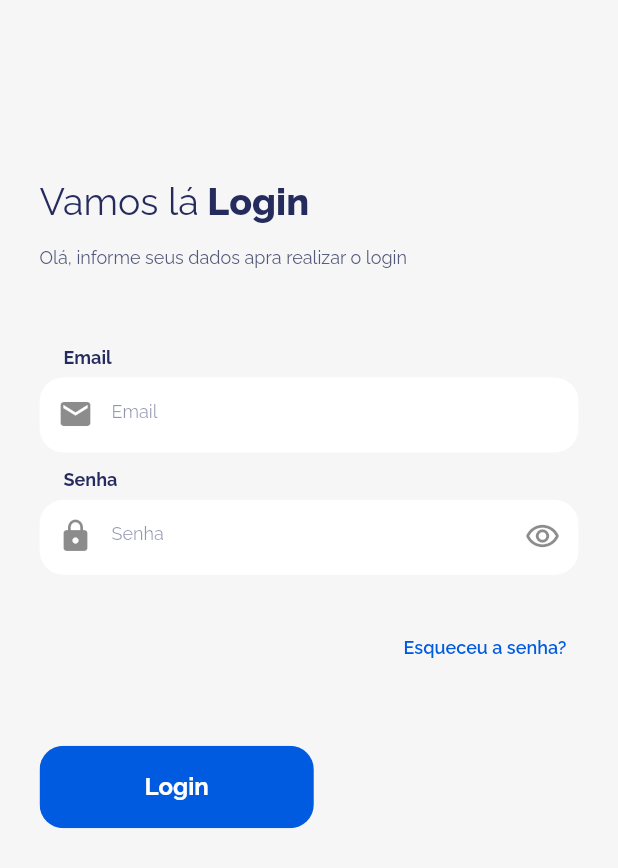
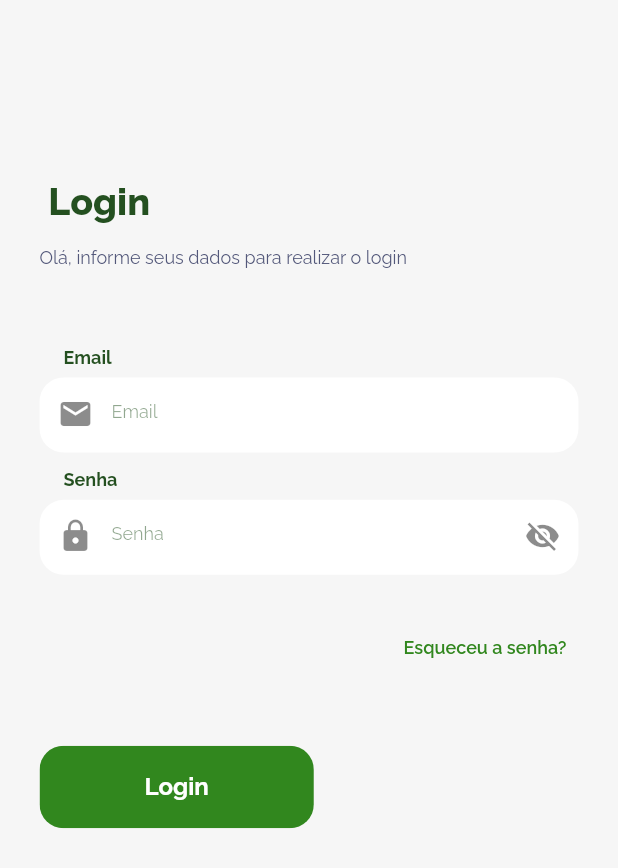
Before and after one commit to ffsantos17/login_responsivo, a Flutter app: the screen it shows after launch, on a phone screen of 412 x 824 dp. Shown: the top 868 px of the screen. Run offline on Flutter 3.47's test engine with Material 2 defaults, Android fonts, the light colour scheme and no system bars; our stand-ins replace google_fonts.

Commit message:
Updates 20220926

```diff
--- a/lib/app_colors.dart
+++ b/lib/app_colors.dart
@@ -2,8 +2,8 @@ import 'package:flutter/material.dart';
 
 class AppColors {
   static const Color backColor = Color(0xffF6F6F6);
-  static const Color mainBlueColor = Color(0xff005BE0);
-  static const Color blueDarkColor = Color(0xff252B5C);
+  static const Color mainGreenColor = Color(0xff31871e);
+  static const Color greenDarkColor = Color(0xff245020);
   static const Color textColor = Color(0xff53587A);
   static const Color greyColor = Color(0xffAAAAAA);
   static const Color whiteColor = Color(0xffFFFFFF);
--- a/lib/login.dart
+++ b/lib/login.dart
@@ -12,10 +12,12 @@ class TelaLogin extends StatefulWidget {
 }
 
 class _TelaLoginState extends State<TelaLogin> {
+  bool ocultaSenha = true;
   @override
   Widget build(BuildContext context) {
     double altura = MediaQuery.of(context).size.height;
     double largura = MediaQuery.of(context).size.width;
+
 
     return Scaffold(
       backgroundColor: AppColors.backColor,
@@ -30,9 +32,9 @@ class _TelaLoginState extends State<TelaLogin> {
             WidgetResponsivo.isTelaPequena(context) ? SizedBox(): Expanded(
               child: Container(
                 height: altura,
-                color: AppColors.mainBlueColor,
+                color: AppColors.mainGreenColor,
                 child: Center(
-                  child: Text('Pagina Login Responsivo',
+                  child: Text('Página Login Responsivo',
                     style: ralewayStyle.copyWith(
                       fontSize: 48.0,
                       color: AppColors.whiteColor,
@@ -54,25 +56,25 @@ class _TelaLoginState extends State<TelaLogin> {
                     SizedBox(height: altura * 0.145),
                     RichText(text: TextSpan(
                         children: [
-                          TextSpan(
+                          /*TextSpan(
                             text: 'Vamos lá',
                             style: ralewayStyle.copyWith(
                               fontSize: 25.0,
-                              color: AppColors.blueDarkColor,
+                              color: AppColors.greenDarkColor,
                               fontWeight: FontWeight.normal,
                             )
-                          ),
+                          ),*/
                           TextSpan(
                             text: ' Login',
                             style: ralewayStyle.copyWith(
                               fontWeight: FontWeight.w800,
-                              color: AppColors.blueDarkColor,
+                              color: AppColors.greenDarkColor,
                               fontSize: 25.0,
                             )
                           )
                     ])),
                     SizedBox(height: altura * 0.02),
-                    Text('Olá, informe seus dados apra realizar o login',
+                    Text('Olá, informe seus dados para realizar o login',
                     style: ralewayStyle.copyWith(
                       fontSize: 12.0,
                       fontWeight: FontWeight.w400,
@@ -85,7 +87,7 @@ class _TelaLoginState extends State<TelaLogin> {
                       child: Text('Email',
                       style: ralewayStyle.copyWith(
                         fontSize: 12.0,
-                        color: AppColors.blueDarkColor,
+                        color: AppColors.greenDarkColor,
                         fontWeight: FontWeight.w700
                       ),),
                     ),
@@ -101,20 +103,17 @@ class _TelaLoginState extends State<TelaLogin> {
 
                         style: ralewayStyle.copyWith(
                           fontWeight: FontWeight.w400,
-                          color: AppColors.blueDarkColor,
+                          color: AppColors.greenDarkColor,
                           fontSize: 12.0,
                         ),
                         decoration: InputDecoration(
                           border: InputBorder.none,
-                          prefixIcon: IconButton(
-                            onPressed: (){},
-                            icon: Icon(Icons.email),
-                          ),
+                          prefixIcon: Icon(Icons.email),
                           contentPadding: const EdgeInsets.only(top: 16.0),
                           hintText: 'Email',
                           hintStyle: ralewayStyle.copyWith(
                             fontWeight: FontWeight.w400,
-                            color: AppColors.blueDarkColor.withOpacity(0.5),
+                            color: AppColors.greenDarkColor.withOpacity(0.5),
                             fontSize: 12.0,
                           )
                         ),
@@ -127,7 +126,7 @@ class _TelaLoginState extends State<TelaLogin> {
                       child: Text('Senha',
                         style: ralewayStyle.copyWith(
                             fontSize: 12.0,
-                            color: AppColors.blueDarkColor,
+                            color: AppColors.greenDarkColor,
                             fontWeight: FontWeight.w700
                         ),),
                     ),
@@ -143,25 +142,26 @@ class _TelaLoginState extends State<TelaLogin> {
 
                         style: ralewayStyle.copyWith(
                           fontWeight: FontWeight.w400,
-                          color: AppColors.blueDarkColor,
+                          color: AppColors.greenDarkColor,
                           fontSize: 12.0,
                         ),
-                        obscureText: true,
+                        obscureText: ocultaSenha,
                         decoration: InputDecoration(
                             border: InputBorder.none,
                             suffixIcon: IconButton(
-                              onPressed: (){},
-                              icon: Icon(Icons.remove_red_eye_outlined),
+                              onPressed: (){
+                                setState(() {
+                                  ocultaSenha = !ocultaSenha;
+                                });
+                              },
+                              icon: Icon( ocultaSenha == true ? Icons.visibility_off : Icons.visibility),
                             ),
-                            prefixIcon: IconButton(
-                              onPressed: (){},
-                              icon: Icon(Icons.lock),
-                            ),
+                            prefixIcon: Icon(Icons.lock),
                             contentPadding: const EdgeInsets.only(top: 16.0),
                             hintText: 'Senha',
                             hintStyle: ralewayStyle.copyWith(
                               fontWeight: FontWeight.w400,
-                              color: AppColors.blueDarkColor.withOpacity(0.5),
+                              color: AppColors.greenDarkColor.withOpacity(0.5),
                               fontSize: 12.0,
                             )
                         ),
@@ -175,7 +175,7 @@ class _TelaLoginState extends State<TelaLogin> {
                           child: Text('Esqueceu a senha?',
                           style: ralewayStyle.copyWith(
                             fontSize: 12.0,
-                            color: AppColors.mainBlueColor,
+                            color: AppColors.mainGreenColor,
                             fontWeight: FontWeight.w600,
                           ),)),
                     ),
@@ -191,7 +191,7 @@ class _TelaLoginState extends State<TelaLogin> {
                           padding: const EdgeInsets.symmetric(horizontal: 70.0, vertical: 18.0),
                           decoration: BoxDecoration(
                             borderRadius: BorderRadius.circular(16.0),
-                            color: AppColors.mainBlueColor,
+                            color: AppColors.mainGreenColor,
                           ),
                           child: Text('Login',
                           style: ralewayStyle.copyWith(
--- a/lib/main.dart
+++ b/lib/main.dart
@@ -13,7 +13,7 @@ class MyApp extends StatelessWidget {
     return MaterialApp(
       title: 'Login Responsivo',
       theme: ThemeData(
-        primarySwatch: Colors.blue,
+        primarySwatch: Colors.green,
       ),
       home: const TelaLogin(),
     );
```
Also changed, not shown: 1 other file.
